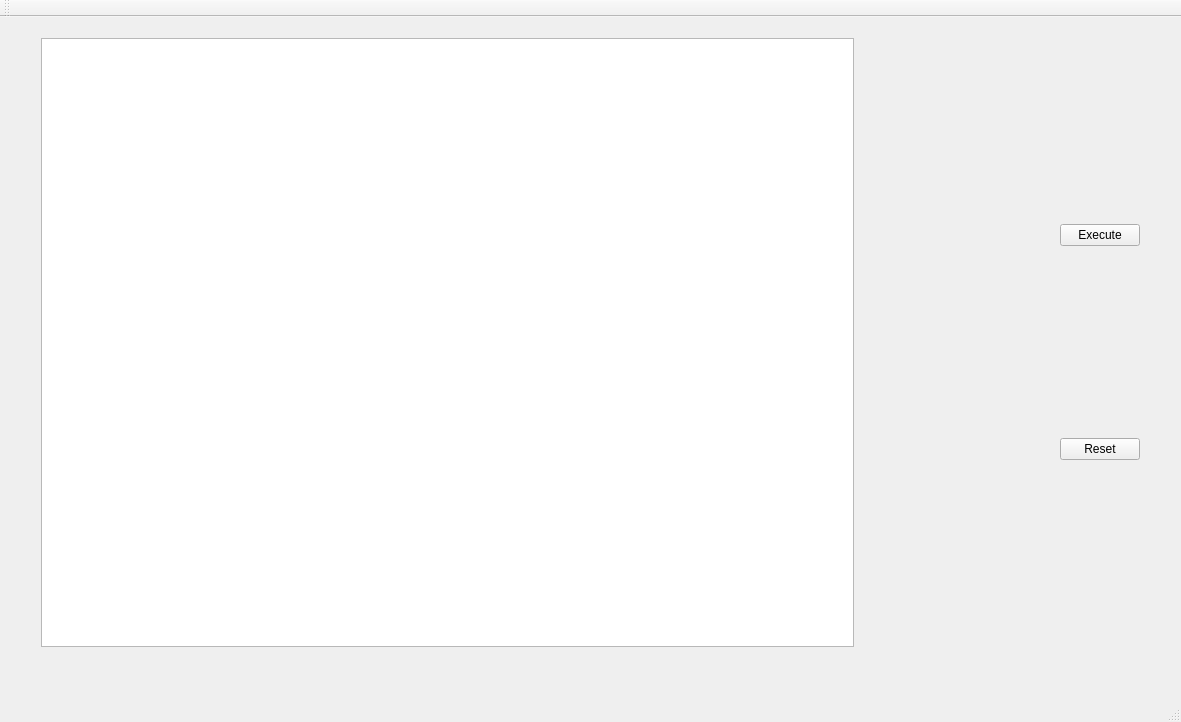
This is mainwindow.ui in NickinAction/pseudo-assembly-interpreter as Qt 5 draws it before an edit. The edited form follows.
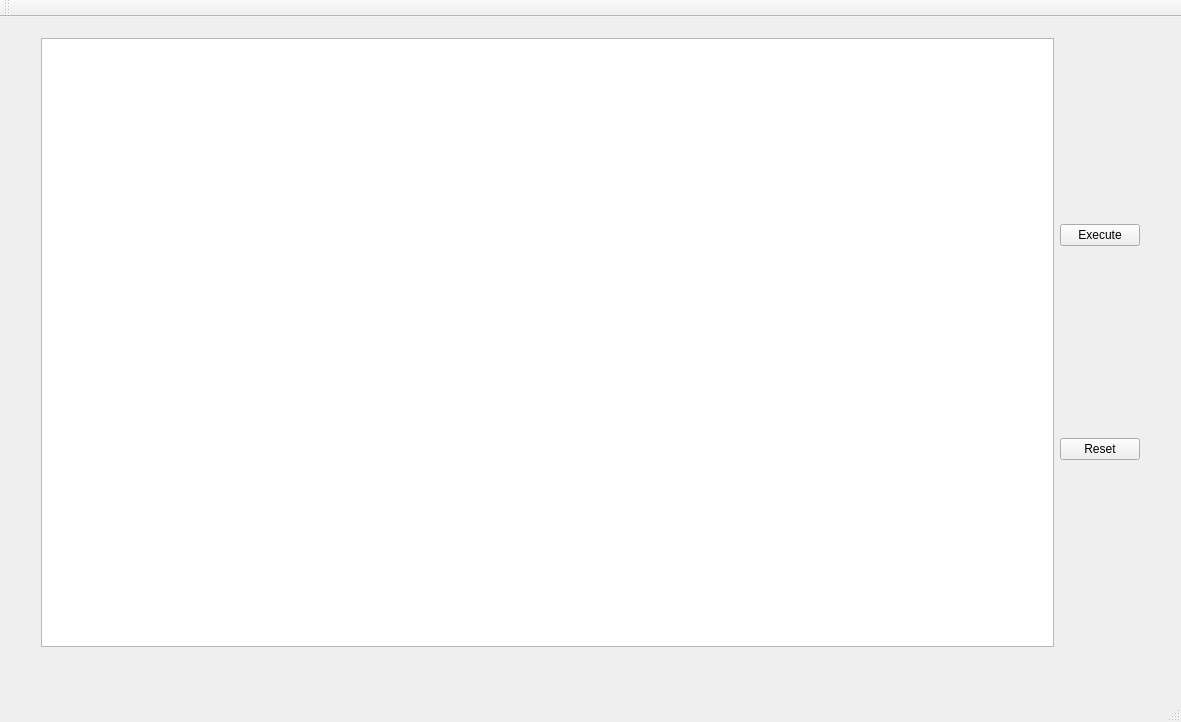
This is the edited form.

Commit message: renamed ui & type bin -> binary, fixing a conflict with the standard lib

Diff of the .ui file:
```diff
--- a/mainwindow.ui
+++ b/mainwindow.ui
@@ -33,7 +33,7 @@
         <enum>QLayout::SetMinimumSize</enum>
        </property>
        <property name="leftMargin">
-        <number>200</number>
+        <number>0</number>
        </property>
       </layout>
      </item>
```
Left out of the diff: 4 changed lines with no effect on the pictures. The commit also changes 5 other files.
